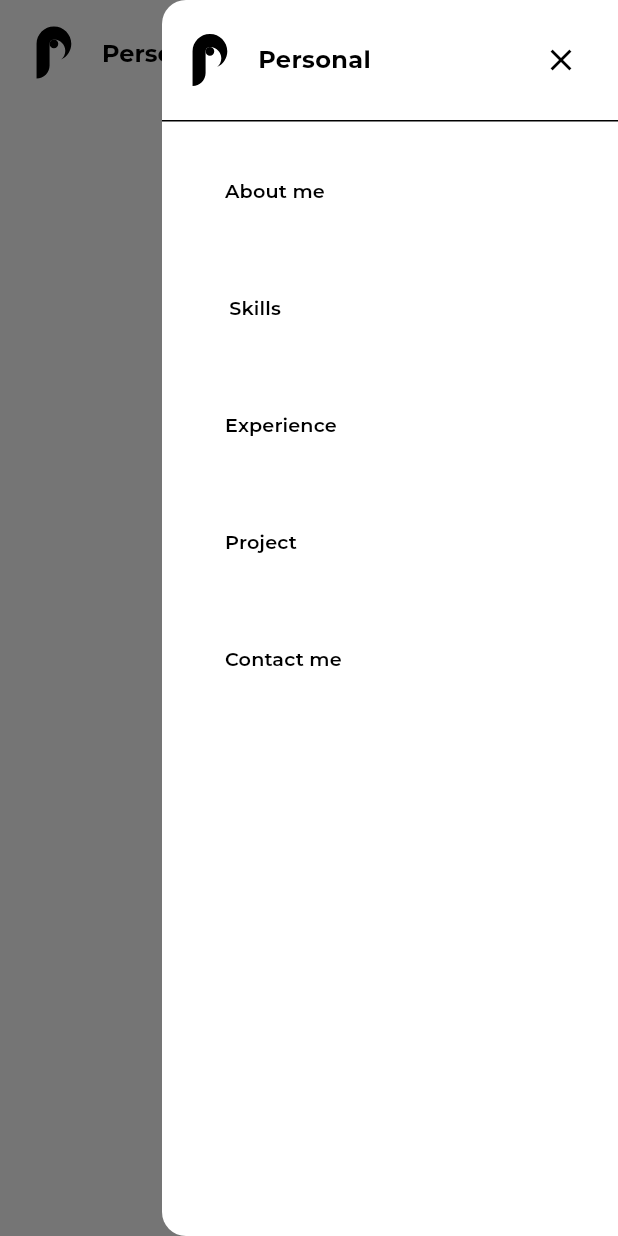
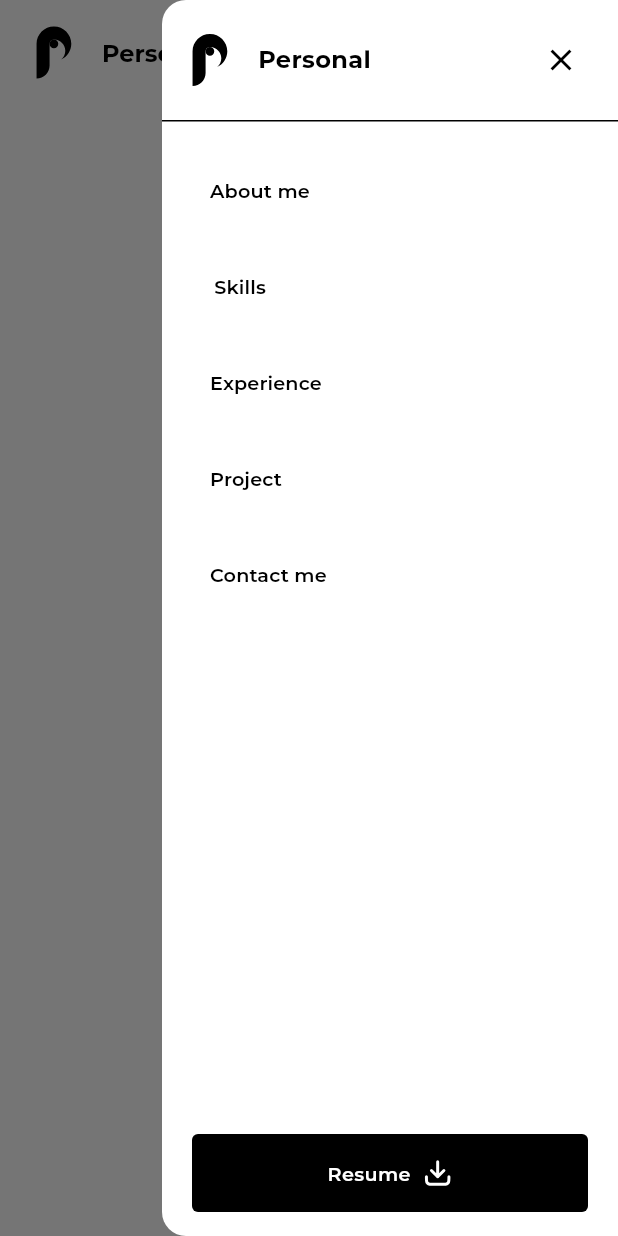
Before and after one commit to ayhem8hamdi/portfolio_ayhem_hamdi, a Flutter app: the screen it shows after launch, with the side drawer open, on a phone screen of 412 x 824 dp. Run offline on Flutter 3.47's test engine with Material 3 defaults, Android fonts, the light colour scheme and no system bars; our stand-ins replace device_preview, flutter_svg, gap, google_fonts.

Commit message:
Done Custom Drawer

```diff
--- a/lib/features/home/presentation/views/widgets/custom_drawer.dart
+++ b/lib/features/home/presentation/views/widgets/custom_drawer.dart
@@ -34,6 +34,14 @@ class CustomDrawerBody extends StatelessWidget {
         DrawerCustomDivider(),
         SliverGap(22),
         DrawerCustomNavLinks(),
+        SliverGap(28),
+        SliverFillRemaining(
+          hasScrollBody: false,
+          child: Align(
+            alignment: Alignment.bottomCenter,
+            child: DownloadResumeButton(),
+          ),
+        ),
       ],
     );
   }
@@ -58,7 +66,9 @@ class CustomDrawerHeader extends StatelessWidget {
             ),
             Spacer(),
             IconButton(
-              onPressed: () {},
+              onPressed: () {
+                Navigator.pop(context);
+              },
               icon: Icon(Icons.close, color: cs.primary),
             ),
             Gap(2),
@@ -88,19 +98,19 @@ class DrawerCustomNavLinks extends StatelessWidget {
   Widget build(BuildContext context) {
     return const SliverToBoxAdapter(
       child: Padding(
-        padding: EdgeInsets.symmetric(horizontal: 30),
+        padding: EdgeInsets.symmetric(horizontal: 20),
         child: Column(
           mainAxisAlignment: MainAxisAlignment.start,
           crossAxisAlignment: CrossAxisAlignment.start,
           children: [
             HoverLinkText(text: "About me"),
-            Gap(30),
+            Gap(16),
             HoverLinkText(text: "Skills"),
-            Gap(30),
+            Gap(16),
             HoverLinkText(text: "Experience"),
-            Gap(30),
+            Gap(16),
             HoverLinkText(text: "Project"),
-            Gap(30),
+            Gap(16),
             HoverLinkText(text: "Contact me"),
           ],
         ),
@@ -124,3 +134,40 @@ class HoverLinkText extends StatelessWidget {
     );
   }
 }
+
+class DownloadResumeButton extends StatelessWidget {
+  const DownloadResumeButton({super.key});
+
+  @override
+  Widget build(BuildContext context) {
+    final cs = Theme.of(context).colorScheme;
+    return Padding(
+      padding: const EdgeInsets.symmetric(horizontal: 20),
+      child: Container(
+        decoration: BoxDecoration(
+          color: cs.primary,
+          borderRadius: BorderRadius.circular(4),
+        ),
+        child: Padding(
+          padding: const EdgeInsets.symmetric(vertical: 16),
+          child: Row(
+            mainAxisAlignment: MainAxisAlignment.center,
+            children: [
+              Text(
+                "Resume",
+                style: AppStyles.style16SemiBold(
+                  context,
+                ).copyWith(color: cs.onPrimary),
+              ),
+              Gap(8),
+              SvgPicture.asset(
+                AppAssets.download,
+                colorFilter: ColorFilter.mode(cs.onPrimary, BlendMode.srcIn),
+              ),
+            ],
+          ),
+        ),
+      ),
+    );
+  }
+}
--- a/lib/features/home/presentation/views/widgets/portfolio_app_bar.dart
+++ b/lib/features/home/presentation/views/widgets/portfolio_app_bar.dart
@@ -5,20 +5,18 @@ import 'package:portfolio_ayhem_hamdi/core/utils/assets/app_assets.dart';
 import 'package:portfolio_ayhem_hamdi/core/utils/theme/styles/app_styles.dart';
 
 PreferredSizeWidget buildSmallScreenAppBar(BuildContext context) {
+  final cs = Theme.of(context).colorScheme;
   return AppBar(
     toolbarHeight: 70,
-    backgroundColor: Theme.of(context).colorScheme.secondary,
-    surfaceTintColor: Theme.of(context).colorScheme.secondary,
+    backgroundColor: cs.secondary,
+    surfaceTintColor: cs.secondary,
     title: Row(
       children: [
         SvgPicture.asset(AppAssets.logo),
         const Gap(12),
         Text(
           "Personal",
-          style: AppStyles.style20Bold(
-            context,
-            color: Theme.of(context).colorScheme.primary,
-          ),
+          style: AppStyles.style20Bold(context, color: cs.primary),
         ),
       ],
     ),
@@ -26,7 +24,7 @@ PreferredSizeWidget buildSmallScreenAppBar(BuildContext context) {
       Builder(
         builder: (context) {
           return IconButton(
-            icon: const Icon(Icons.menu, size: 32),
+            icon: Icon(Icons.menu, size: 32, color: cs.primary),
             onPressed: () {
               Scaffold.of(context).openEndDrawer();
             },
```
